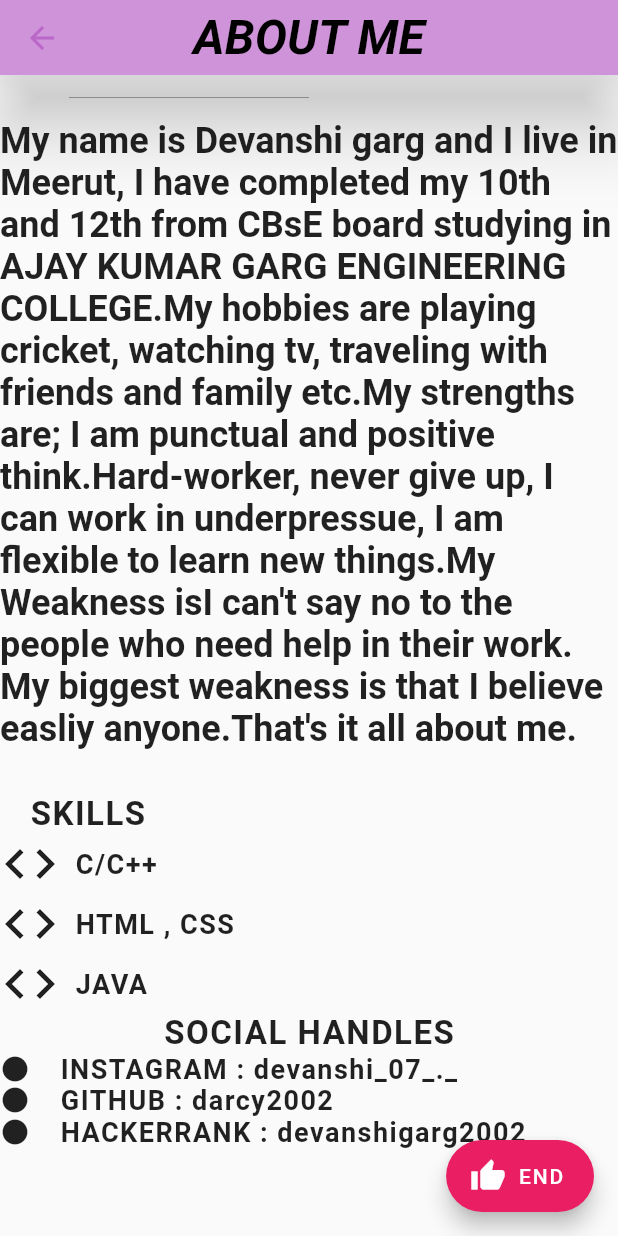
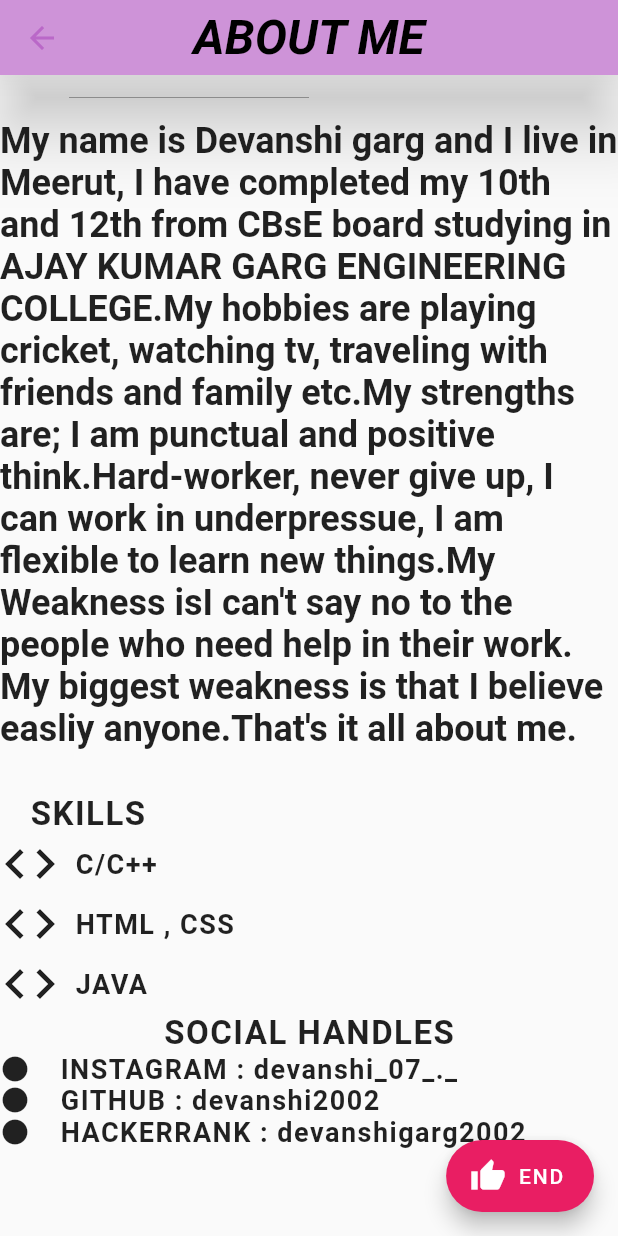
Before and after one commit to devanshi2002/projects, a Flutter app: the screen it shows after launch, after a tap on the "navigate next" icon, on a phone screen of 412 x 824 dp. Run offline on Flutter 3.47's test engine with Material 2 defaults, Android fonts, the phone set to English and light mode, and no system bars.

Commit message:
my portfolio

```diff
--- a/lib/main.dart
+++ b/lib/main.dart
@@ -198,7 +198,7 @@ class App extends StatelessWidget {
                                         width: 20,
                                       ),
                                       Text(
-                                        "GITHUB : darcy2002",
+                                        "GITHUB : devanshi2002",
                                         style: TextStyle(
                                             //backgroundColor: Colors.pu] color: Colors.purple[900],
                                             fontSize: 18,
```
